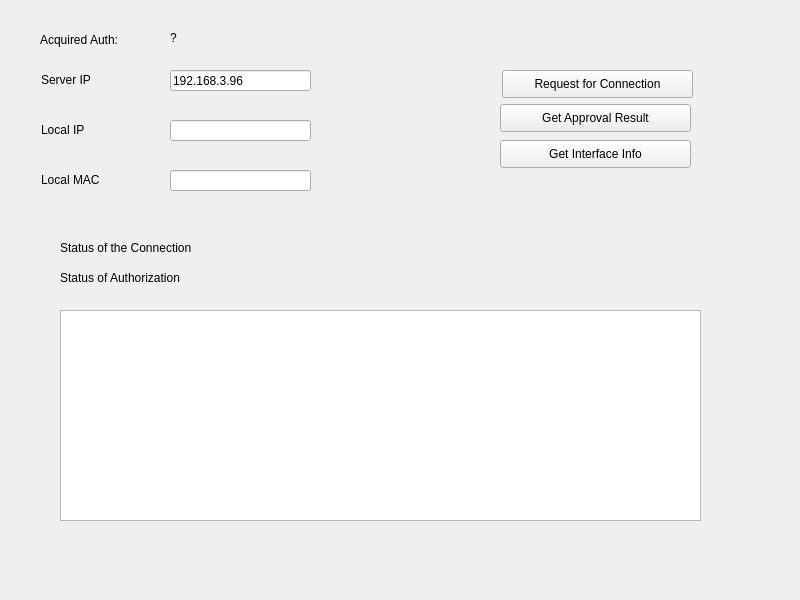
This is SecAccessClient/secclient.ui in jxfconnect/secAccess as Qt 5 draws it before an edit. The edited form follows.
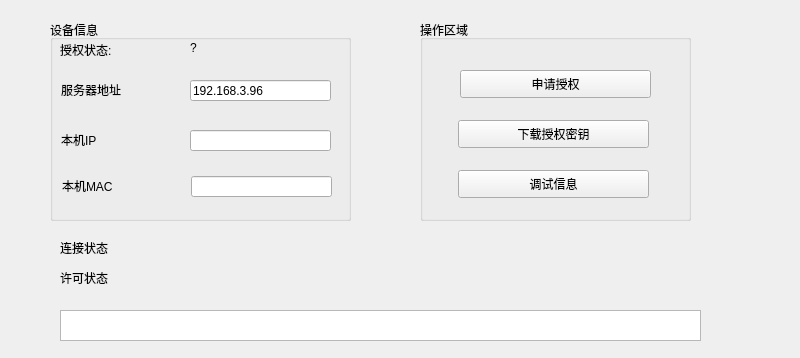
This is the edited form.

Diff of the .ui file:
```diff
--- a/SecAccessClient/secclient.ui
+++ b/SecAccessClient/secclient.ui
@@ -7,120 +7,22 @@
     <x>0</x>
     <y>0</y>
     <width>800</width>
-    <height>600</height>
+    <height>358</height>
    </rect>
   </property>
   <property name="windowTitle">
    <string>SecClient</string>
   </property>
-  <widget class="QLabel" name="label">
-   <property name="geometry">
-    <rect>
-     <x>41</x>
-     <y>70</y>
-     <width>91</width>
-     <height>20</height>
-    </rect>
-   </property>
-   <property name="text">
-    <string>Server IP</string>
-   </property>
-  </widget>
-  <widget class="QLineEdit" name="lineEdit">
-   <property name="geometry">
-    <rect>
-     <x>170</x>
-     <y>70</y>
-     <width>141</width>
-     <height>21</height>
-    </rect>
-   </property>
-   <property name="text">
-    <string>192.168.3.96</string>
-   </property>
-  </widget>
-  <widget class="QLabel" name="label_2">
-   <property name="geometry">
-    <rect>
-     <x>41</x>
-     <y>120</y>
-     <width>91</width>
-     <height>20</height>
-    </rect>
-   </property>
-   <property name="text">
-    <string>Local IP</string>
-   </property>
-  </widget>
-  <widget class="QLineEdit" name="lineEdit_2">
-   <property name="geometry">
-    <rect>
-     <x>170</x>
-     <y>120</y>
-     <width>141</width>
-     <height>21</height>
-    </rect>
-   </property>
-  </widget>
-  <widget class="QLabel" name="label_3">
-   <property name="geometry">
-    <rect>
-     <x>41</x>
-     <y>170</y>
-     <width>91</width>
-     <height>20</height>
-    </rect>
-   </property>
-   <property name="text">
-    <string>Local MAC</string>
-   </property>
-  </widget>
-  <widget class="QLineEdit" name="lineEdit_3">
-   <property name="geometry">
-    <rect>
-     <x>170</x>
-     <y>170</y>
-     <width>141</width>
-     <height>21</height>
-    </rect>
-   </property>
-  </widget>
   <widget class="QTextEdit" name="textEdit">
    <property name="geometry">
     <rect>
      <x>60</x>
      <y>310</y>
      <width>641</width>
-     <height>211</height>
+     <height>31</height>
     </rect>
    </property>
   </widget>
-  <widget class="QPushButton" name="pushButton">
-   <property name="geometry">
-    <rect>
-     <x>502</x>
-     <y>70</y>
-     <width>191</width>
-     <height>28</height>
-    </rect>
-   </property>
-   <property name="text">
-    <string>Request for Connection</string>
-   </property>
-  </widget>
-  <widget class="QPushButton" name="pushButton_2">
-   <property name="geometry">
-    <rect>
-     <x>500</x>
-     <y>140</y>
-     <width>191</width>
-     <height>28</height>
-    </rect>
-   </property>
-   <property name="text">
-    <string>Get Interface Info</string>
-   </property>
-  </widget>
   <widget class="QLabel" name="label_ConnectionStatus">
    <property name="geometry">
     <rect>
@@ -131,7 +33,7 @@
     </rect>
    </property>
    <property name="text">
-    <string>Status of the Connection</string>
+    <string>连接状态</string>
    </property>
   </widget>
   <widget class="QLabel" name="label_AuthStatus">
@@ -144,47 +46,177 @@
     </rect>
    </property>
    <property name="text">
-    <string>Status of Authorization</string>
+    <string>许可状态</string>
    </property>
   </widget>
-  <widget class="QLabel" name="label_4">
+  <widget class="QGroupBox" name="groupBoxAddr">
    <property name="geometry">
     <rect>
-     <x>40</x>
-     <y>30</y>
-     <width>121</width>
-     <height>20</height>
+     <x>50</x>
+     <y>20</y>
+     <width>301</width>
+     <height>201</height>
     </rect>
    </property>
-   <property name="text">
-    <string>Acquired Auth:</string>
+   <property name="title">
+    <string>设备信息</string>
    </property>
+   <widget class="QLabel" name="label_2">
+    <property name="geometry">
+     <rect>
+      <x>11</x>
+      <y>110</y>
+      <width>91</width>
+      <height>20</height>
+     </rect>
+    </property>
+    <property name="text">
+     <string>本机IP</string>
+    </property>
+   </widget>
+   <widget class="QLineEdit" name="lineEdit">
+    <property name="geometry">
+     <rect>
+      <x>140</x>
+      <y>60</y>
+      <width>141</width>
+      <height>21</height>
+     </rect>
+    </property>
+    <property name="inputMask">
+     <string/>
+    </property>
+    <property name="text">
+     <string>192.168.3.96</string>
+    </property>
+    <property name="readOnly">
+     <bool>false</bool>
+    </property>
+   </widget>
+   <widget class="QLabel" name="label_4">
+    <property name="geometry">
+     <rect>
+      <x>10</x>
+      <y>20</y>
+      <width>121</width>
+      <height>20</height>
+     </rect>
+    </property>
+    <property name="text">
+     <string>授权状态:</string>
+    </property>
+   </widget>
+   <widget class="QLabel" name="label">
+    <property name="geometry">
+     <rect>
+      <x>11</x>
+      <y>60</y>
+      <width>91</width>
+      <height>20</height>
+     </rect>
+    </property>
+    <property name="text">
+     <string>服务器地址</string>
+    </property>
+   </widget>
+   <widget class="QLabel" name="label_HasAuthKey">
+    <property name="geometry">
+     <rect>
+      <x>140</x>
+      <y>20</y>
+      <width>141</width>
+      <height>16</height>
+     </rect>
+    </property>
+    <property name="text">
+     <string>?</string>
+    </property>
+   </widget>
+   <widget class="QLineEdit" name="lineEdit_2">
+    <property name="geometry">
+     <rect>
+      <x>140</x>
+      <y>110</y>
+      <width>141</width>
+      <height>21</height>
+     </rect>
+    </property>
+   </widget>
+   <widget class="QLineEdit" name="lineEdit_3">
+    <property name="geometry">
+     <rect>
+      <x>141</x>
+      <y>156</y>
+      <width>141</width>
+      <height>21</height>
+     </rect>
+    </property>
+   </widget>
+   <widget class="QLabel" name="label_3">
+    <property name="geometry">
+     <rect>
+      <x>12</x>
+      <y>156</y>
+      <width>91</width>
+      <height>20</height>
+     </rect>
+    </property>
+    <property name="text">
+     <string>本机MAC</string>
+    </property>
+   </widget>
   </widget>
-  <widget class="QLabel" name="label_HasAuthKey">
+  <widget class="QGroupBox" name="groupBoxButton">
    <property name="geometry">
     <rect>
-     <x>170</x>
-     <y>30</y>
-     <width>141</width>
-     <height>16</height>
+     <x>420</x>
+     <y>20</y>
+     <width>271</width>
+     <height>201</height>
     </rect>
    </property>
-   <property name="text">
-    <string>?</string>
+   <property name="title">
+    <string>操作区域</string>
    </property>
-  </widget>
-  <widget class="QPushButton" name="pushButton_ApprovalResult">
-   <property name="geometry">
-    <rect>
-     <x>500</x>
-     <y>104</y>
-     <width>191</width>
-     <height>28</height>
-    </rect>
-   </property>
-   <property name="text">
-    <string>Get Approval Result</string>
-   </property>
+   <widget class="QPushButton" name="pushButton_2">
+    <property name="geometry">
+     <rect>
+      <x>38</x>
+      <y>150</y>
+      <width>191</width>
+      <height>28</height>
+     </rect>
+    </property>
+    <property name="text">
+     <string>调试信息</string>
+    </property>
+   </widget>
+   <widget class="QPushButton" name="pushButton">
+    <property name="geometry">
+     <rect>
+      <x>40</x>
+      <y>50</y>
+      <width>191</width>
+      <height>28</height>
+     </rect>
+    </property>
+    <property name="text">
+     <string>申请授权</string>
+    </property>
+   </widget>
+   <widget class="QPushButton" name="pushButton_ApprovalResult">
+    <property name="geometry">
+     <rect>
+      <x>38</x>
+      <y>100</y>
+      <width>191</width>
+      <height>28</height>
+     </rect>
+    </property>
+    <property name="text">
+     <string>下载授权密钥</string>
+    </property>
+   </widget>
   </widget>
  </widget>
  <resources/>
```
